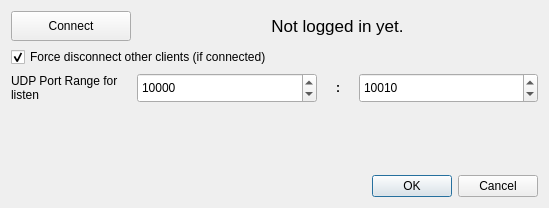
The window that src/UI/settings-dialog.ui (OPENSPHERE-Inc/src-link) describes before a commit, drawn with Qt 5.
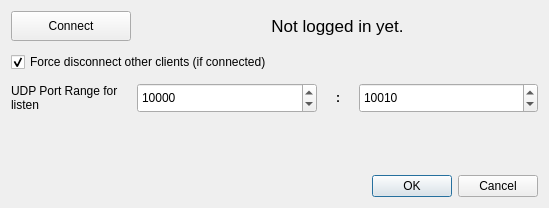
The same window after the commit.

```diff
--- a/src/UI/settings-dialog.ui
+++ b/src/UI/settings-dialog.ui
@@ -54,6 +54,12 @@
    </item>
    <item>
     <widget class="QCheckBox" name="forceConnectionCheckBox">
+     <property name="minimumSize">
+      <size>
+       <width>0</width>
+       <height>30</height>
+      </size>
+     </property>
      <property name="text">
       <string>Force disconnect other clients (if connected)</string>
      </property>
```
